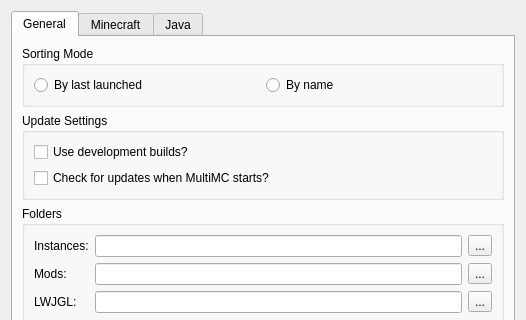
Qt form gui/dialogs/SettingsDialog.ui (MultiMC/Launcher) before a commit; both pictures show x 0 to 526 and y 0 to 320 of the 526 by 599 pixel window.
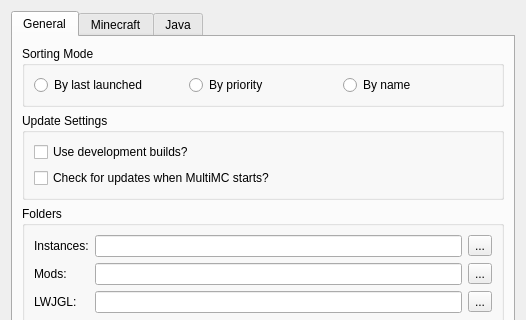
The same form after that commit. Icons and pictures are not drawn.

Commit message: Sorting by priority. Also, update sorting when some parameters about it change.

```diff
--- a/gui/dialogs/SettingsDialog.ui
+++ b/gui/dialogs/SettingsDialog.ui
@@ -59,6 +59,16 @@
             </attribute>
            </widget>
           </item>
+          <item>
+           <widget class="QRadioButton" name="sortPriorityBtn">
+            <property name="text">
+             <string>By priority</string>
+            </property>
+            <attribute name="buttonGroup">
+             <string notr="true">sortingModeGroup</string>
+            </attribute>
+           </widget>
+          </item>
           <item>
            <widget class="QRadioButton" name="sortByNameBtn">
             <property name="text">
```
The commit also changes 6 other files.
